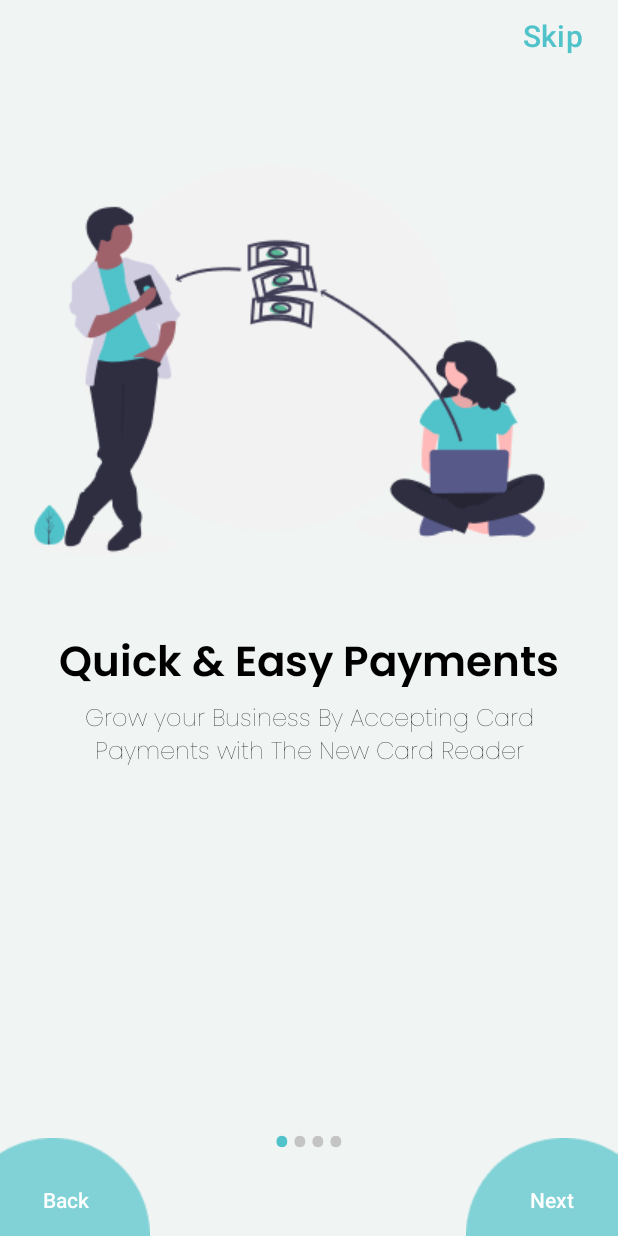
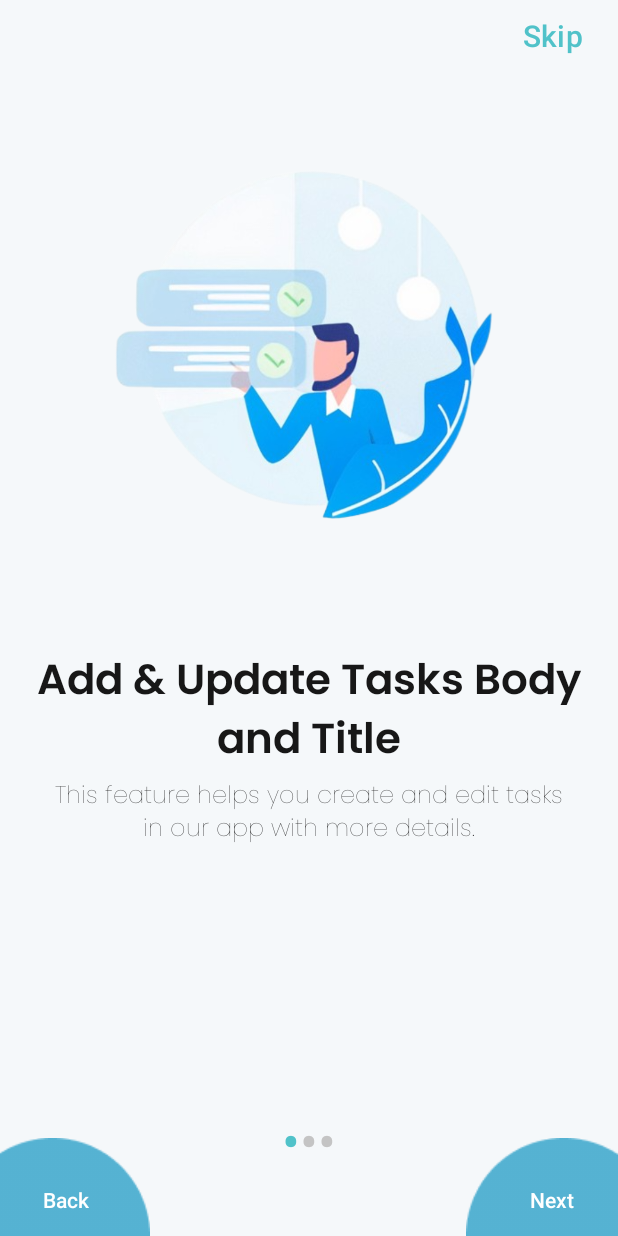
Before and after one commit to MhmdIbrahim1/TodoListApp, an Android app: the screen it shows after launch (OnBoardingActivity), on a phone screen of 412 x 824 dp. Run offline under Robolectric (Android 15) with nearby library versions, the phone set to English and light mode, and no system bars; our stand-ins replace sdp/ssp sizes.

Commit message:
Finish for now

```diff
--- a/app/src/main/java/com/example/todolistapp/OnBoardingActivity.java
+++ b/app/src/main/java/com/example/todolistapp/OnBoardingActivity.java
@@ -3,7 +3,9 @@ package com.example.todolistapp;
 import androidx.appcompat.app.AppCompatActivity;
 import androidx.viewpager.widget.ViewPager;
 
+import android.content.Context;
 import android.content.Intent;
+import android.content.SharedPreferences;
 import android.os.Bundle;
 import android.text.Html;
 import android.view.View;
@@ -23,12 +25,29 @@ public class OnBoardingActivity extends AppCompatActivity {
     ViewPager mSLideViewPager;
     LinearLayout mDotLayout;
 
+    private static final String PREFS_NAME = "MyPrefsFile";
+    private static final String ONBOARDING_COMPLETE_KEY = "onboardingComplete";
+
     @Override
     protected void onCreate(Bundle savedInstanceState) {
         super.onCreate(savedInstanceState);
         binding = ActivityOnBoardingBinding.inflate(getLayoutInflater());
         setContentView(binding.getRoot());
 
+
+        // Check if onboarding has been completed before
+        SharedPreferences settings = getSharedPreferences(PREFS_NAME, Context.MODE_PRIVATE);
+        if (settings.getBoolean(ONBOARDING_COMPLETE_KEY, false)) {
+            // Onboarding has been completed before, skip it
+            Intent i = new Intent(OnBoardingActivity.this,MainActivity.class);
+            startActivity(i);
+            finish();
+        } else {
+            // Onboarding has not been completed before, show it
+            SharedPreferences.Editor editor = settings.edit();
+            editor.putBoolean(ONBOARDING_COMPLETE_KEY, true);
+            editor.apply();
+        }
 
         binding.backbtn.setOnClickListener(v -> {
             if (getitem(0) > 0) {
@@ -37,7 +56,7 @@ public class OnBoardingActivity extends AppCompatActivity {
         });
 
         binding.nextbtn.setOnClickListener(v -> {
-            if (getitem(0) < 3)
+            if (getitem(0) < 2)
                 mSLideViewPager.setCurrentItem(getitem(1),true);
             else {
 
@@ -67,10 +86,11 @@ public class OnBoardingActivity extends AppCompatActivity {
 
         //hide action bar
         Objects.requireNonNull(getSupportActionBar()).hide();
+
     }
 
     private void setUpIndicator(int position) {
-        dots = new TextView[4];
+        dots = new TextView[3];
         mDotLayout.removeAllViews();
 
         for (int i = 0; i < dots.length; i++) {
@@ -121,4 +141,11 @@ public class OnBoardingActivity extends AppCompatActivity {
         return mSLideViewPager.getCurrentItem() + i;
     }
 
+    // change status bar color
+
+    @Override
+    protected void onResume() {
+        super.onResume();
+        getWindow().setStatusBarColor(getResources().getColor(R.color.status_bar_color,getApplicationContext().getTheme()));
+    }
 }
--- a/app/src/main/java/com/example/todolistapp/adapters/ViewPagerAdapter.java
+++ b/app/src/main/java/com/example/todolistapp/adapters/ViewPagerAdapter.java
@@ -22,7 +22,7 @@ public class ViewPagerAdapter extends PagerAdapter {
             R.drawable.image1,
             R.drawable.image2,
             R.drawable.image3,
-            R.drawable.image4
+
 
     };
 
@@ -31,15 +31,12 @@ public class ViewPagerAdapter extends PagerAdapter {
             R.string.heading_one,
             R.string.heading_two,
             R.string.heading_three,
-            R.string.heading_fourth
     };
 
     int description[] = {
-
             R.string.desc_one,
             R.string.desc_two,
             R.string.desc_three,
-            R.string.desc_fourth
     };
 
     public ViewPagerAdapter(Context context) {
--- a/app/src/main/res/anim/from_bottom.xml
+++ b/app/src/main/res/anim/from_bottom.xml
@@ -3,5 +3,5 @@
     <translate
         android:fromYDelta="100%"
         android:toYDelta="0%"
-        android:duration="300"/>
+        android:duration="200"/>
 </set>
--- a/app/src/main/res/drawable/ccustombutton.xml
+++ b/app/src/main/res/drawable/ccustombutton.xml
@@ -2,8 +2,8 @@
 <shape xmlns:android="http://schemas.android.com/apk/res/android"
     android:shape="rectangle">
     <gradient
-        android:endColor="@color/button_color_end"
-        android:startColor="@color/button_color_start"
+        android:endColor="@color/button_color_start"
+        android:startColor="@color/button_color_end"
         android:type="linear" />
     <corners android:radius="50dp" />
 
--- a/app/src/main/res/layout/activity_main.xml
+++ b/app/src/main/res/layout/activity_main.xml
@@ -29,6 +29,7 @@
         app:mbn_countBackgroundColor="@color/status_bar_color"
         app:mbn_defaultIconColor="@color/black"
         app:mbn_selectedIconColor="@color/status_bar_color"
+        android:background="#F5F8FA"
         app:layout_constraintBottom_toBottomOf="parent"
         app:layout_constraintEnd_toEndOf="parent"
         app:layout_constraintStart_toStartOf="parent" />
--- a/app/src/main/res/layout/activity_on_boarding.xml
+++ b/app/src/main/res/layout/activity_on_boarding.xml
@@ -4,7 +4,8 @@
     xmlns:tools="http://schemas.android.com/tools"
     android:layout_width="match_parent"
     android:layout_height="match_parent"
-    android:background="@color/background"
+    android:background="@color/background_color_general"
+
     tools:context=".MainActivity">
 
     <Button
@@ -22,8 +23,9 @@
         android:id="@+id/slideViewPager"
         android:layout_width="match_parent"
         android:layout_height="match_parent"
-        android:layout_marginVertical="100dp"
-        app:layout_constraintBottom_toBottomOf="parent"
+        android:layout_marginTop="@dimen/_40sdp"
+        android:layout_marginBottom="@dimen/_50sdp"
+        app:layout_constraintBottom_toTopOf="@id/ellipse1"
         app:layout_constraintEnd_toEndOf="parent"
         app:layout_constraintStart_toStartOf="parent"
         app:layout_constraintTop_toTopOf="parent" />
@@ -33,6 +35,7 @@
         android:layout_width="wrap_content"
         android:layout_height="wrap_content"
         android:src="@drawable/ellipse1"
+        app:tint="@color/status_bar_color"
         app:layout_constraintBottom_toBottomOf="parent"
         app:layout_constraintStart_toStartOf="parent" />
 
@@ -42,7 +45,8 @@
         android:layout_height="wrap_content"
         android:src="@drawable/ellipse2"
         app:layout_constraintBottom_toBottomOf="parent"
-        app:layout_constraintEnd_toEndOf="parent" />
+        app:layout_constraintEnd_toEndOf="parent"
+        app:tint="@color/status_bar_color" />
 
     <Button
         android:id="@+id/backbtn"
@@ -50,6 +54,7 @@
         android:layout_height="wrap_content"
         android:background="#00000000"
         android:text="Back"
+        android:textColor="@color/white"
         app:layout_constraintBottom_toBottomOf="parent"
         app:layout_constraintStart_toStartOf="parent" />
 
@@ -59,6 +64,7 @@
         android:layout_height="wrap_content"
         android:background="#00000000"
         android:text="Next"
+        android:textColor="@color/white"
         app:layout_constraintBottom_toBottomOf="parent"
         app:layout_constraintEnd_toEndOf="@+id/ellipse2" />
 
--- a/app/src/main/res/layout/fragment_home.xml
+++ b/app/src/main/res/layout/fragment_home.xml
@@ -9,7 +9,9 @@
 
     <androidx.constraintlayout.widget.ConstraintLayout
         android:layout_width="match_parent"
-        android:layout_height="match_parent">
+        android:layout_height="match_parent"
+        android:background="@color/background_color_general"
+        >
 
         <androidx.constraintlayout.widget.Guideline
             android:id="@+id/rightGuideLine"
--- a/app/src/main/res/layout/slider_layout.xml
+++ b/app/src/main/res/layout/slider_layout.xml
@@ -4,13 +4,15 @@
     android:layout_height="match_parent"
     xmlns:app="http://schemas.android.com/apk/res-auto"
     android:orientation="vertical"
+    android:background="@color/background_color_general"
     app:flow_horizontalAlign="center">
 
     <ImageView
         android:id="@+id/titleImage"
         android:layout_width="match_parent"
-        android:layout_height="wrap_content"
-        android:layout_marginTop="10dp"
+        android:layout_height="300dp"
+        android:layout_marginTop="30dp"
+        android:background="@color/background_color_general"
         android:src="@drawable/image1"/>
 
     <TextView
@@ -21,7 +23,7 @@
         android:fontFamily="@font/poppins_thin"
         android:text="heading one"
         android:textAlignment="center"
-        android:textColor="@color/black"
+        android:textColor="@color/background_intro__mentv_2"
         android:textSize="28dp"/>
 
     <TextView
@@ -32,7 +34,7 @@
         android:fontFamily="@font/poppins"
         android:text="description one"
         android:textAlignment="center"
-        android:textColor="@color/black"
+        android:textColor="@color/background_intro__mentv_2"
         android:textSize="16dp"/>
 
 </LinearLayout>
--- a/app/src/main/res/values/colors.xml
+++ b/app/src/main/res/values/colors.xml
@@ -76,8 +76,8 @@
     <color name="color_size_background">#97AABD</color>
     <color name="color_button_address">#97AABD</color>
 
-    <color name="button_color_end">#a5daeb</color>
-    <color name="button_color_start">#c7e8f3</color>
+    <color name="button_color_end">#7BD1ED</color>
+    <color name="button_color_start">#05485F</color>
     <color name="bottom_nav_color">@color/status_bar_color</color>
 
     //onboarding colors
--- a/app/src/main/res/values/strings.xml
+++ b/app/src/main/res/values/strings.xml
@@ -28,15 +28,14 @@
 
 
     //Headings
-    <string name="heading_one">Quick &amp; Easy Payments</string>
-    <string name="heading_two">Instant Notifications</string>
-    <string name="heading_three">Cashless Payment</string>
-    <string name="heading_fourth">Pay Anywhere</string>
+    <string name="heading_one">Add  &amp; Update Tasks Body and Title</string>
+    <string name="heading_two">Easy Task Navigation and Title Search</string>
+    <string name="heading_three">Deleting Tasks – One or All</string>
 
     //Description
-    <string name="desc_one">Grow your Business By Accepting Card Payments with The New Card Reader</string>
-    <string name="desc_two">Lorem ipsum dolor sit amet, consectetur adipiscing elit, sed do eiusmod tempor incididunt ut labore et dolore magna aliqua</string>
-    <string name="desc_three">Lorem ipsum dolor sit amet, consectetur adipiscing elit, sed do eiusmod tempor incididunt ut labore et dolore magna aliqua</string>
-    <string name="desc_fourth">Lorem ipsum dolor sit amet, consectetur adipiscing elit, sed do eiusmod tempor incididunt ut labore et dolore magna aliqua</string>
+    <string name="desc_one">This feature helps you create and edit tasks in our app with more details.</string>
+    <string name="desc_two">This process will introduce users to the convenient task navigation and search tasks in our app, enabling them to effortlessly manage and find tasks by their titles.</string>
+    <string name="desc_three">This process will guide users through the process of deleting tasks individually or all at once, ensuring they have full control over their task management.
+</string>
 
 </resources>
```
Also changed, not shown: app/src/main/java/com/example/todolistapp/MainActivity.java (+20 -1 lines), app/src/main/java/com/example/todolistapp/StartedScreenActivity.java (+6 -8 lines), app/src/main/java/com/example/todolistapp/fragments/AddTaskTitleFragment.java (+8 -10 lines), app/src/main/res/layout/fragment_add_task_title.xml (+2 -33 lines), app/src/main/res/drawable/image1.png, app/src/main/res/drawable/image2.png, app/src/main/res/drawable/image3.png.
